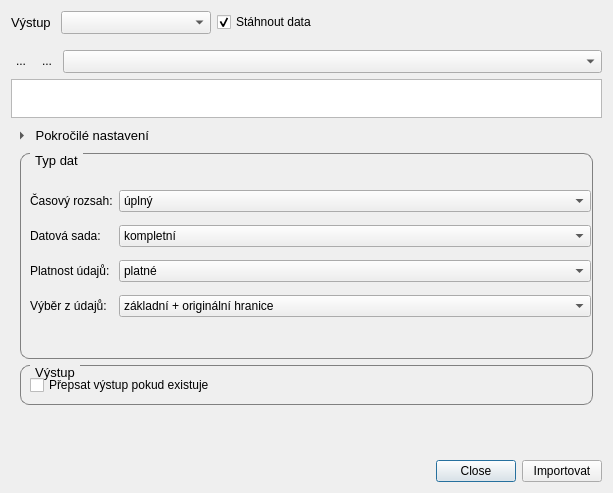
Old version of the form ui_MainApp.ui in the repository ctu-geoforall-lab/qgis-ruian-plugin.
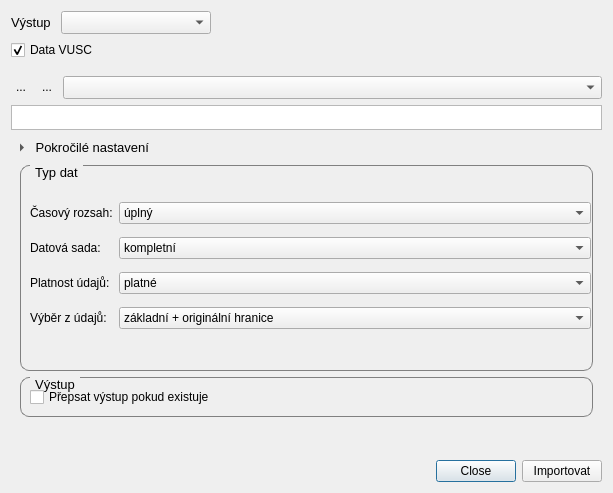
New version of the form. Icons and pictures are not drawn.

Commit message: support for VUSC added #1

```diff
--- a/ui_MainApp.ui
+++ b/ui_MainApp.ui
@@ -62,25 +62,6 @@
        </property>
       </widget>
      </item>
-     <item>
-      <widget class="QCheckBox" name="vuscCheckbox">
-       <property name="enabled">
-        <bool>true</bool>
-       </property>
-       <property name="tabletTracking">
-        <bool>false</bool>
-       </property>
-       <property name="autoFillBackground">
-        <bool>false</bool>
-       </property>
-       <property name="text">
-        <string>Stáhnout data</string>
-       </property>
-       <property name="checked">
-        <bool>true</bool>
-       </property>
-      </widget>
-     </item>
      <item>
       <widget class="QLabel" name="outputPath">
        <property name="sizePolicy">
@@ -96,6 +77,25 @@
      </item>
     </layout>
    </item>
+   <item>
+    <widget class="QCheckBox" name="vuscCheckbox">
+     <property name="enabled">
+      <bool>true</bool>
+     </property>
+     <property name="tabletTracking">
+      <bool>false</bool>
+     </property>
+     <property name="autoFillBackground">
+      <bool>false</bool>
+     </property>
+     <property name="text">
+      <string>Data VUSC</string>
+     </property>
+     <property name="checked">
+      <bool>true</bool>
+     </property>
+    </widget>
+   </item>
    <item>
     <spacer name="verticalSpacer">
      <property name="orientation">
```
The commit also changes 7 other files.
